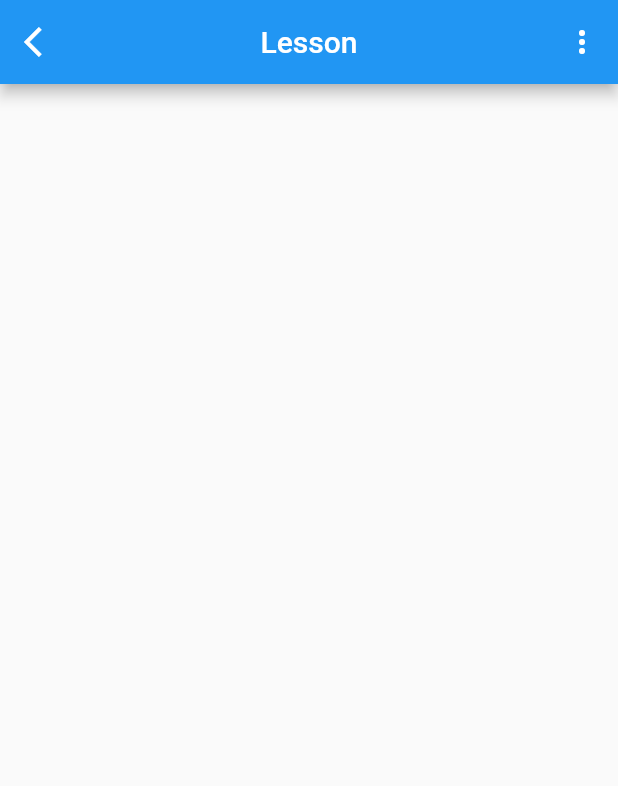
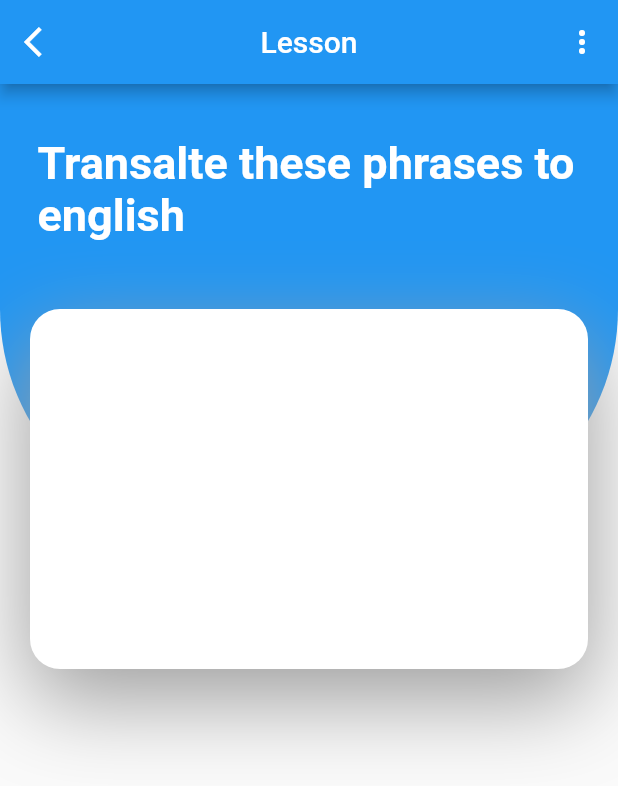
Before and after one commit to safrurozaky/flutter-lesson, a Flutter app: the screen it shows after launch, on a phone screen of 412 x 824 dp. Shown: the top 786 px of the screen. Run offline on Flutter 3.47's test engine with Material 2 defaults, Android fonts, the phone set to English and light mode, and no system bars.

Commit message:
update bagian stack

```diff
--- a/lib/main.dart
+++ b/lib/main.dart
@@ -1,3 +1,5 @@
+// ignore_for_file: prefer_const_constructors
+
 import 'package:flutter/material.dart';
 
 void main() {
@@ -27,13 +29,58 @@ class _MyWidgetState extends State<MyWidget> {
   Widget build(BuildContext context) {
     return Scaffold(
       appBar: AppBar(
+        backgroundColor: Colors.blue,
         centerTitle: true,
-        leading: Icon(Icons.arrow_back_ios),
+        leading: Icon(Icons.arrow_back_ios), //icon back kurang dari
         title: Text('Lesson'),
         actions: [
           IconButton(
             onPressed: () {},
-            icon: Icon(Icons.more_vert_outlined),
+            icon: Icon(Icons.more_vert_outlined), //icon setting titik 3
+          ),
+        ],
+      ),
+      body: Stack(
+        children: <Widget>[
+          Container(
+            height: 300,
+            decoration: BoxDecoration(
+              color: Colors.blue,
+              borderRadius: BorderRadius.only(
+                bottomLeft: Radius.elliptical(150, 150),
+                bottomRight: Radius.elliptical(150, 150),
+              ),
+            ),
+          ),
+          //membuat tulisan dan dikasih jarak vertikal dan horizontalnya
+          Padding(
+            padding:
+                const EdgeInsets.symmetric(vertical: 35.0, horizontal: 25.0),
+            child: Text(
+              'Transalte these phrases to english',
+              style: TextStyle(
+                fontSize: 30,
+                fontWeight: FontWeight.bold,
+                color: Colors.white,
+              ),
+            ),
+          ),
+          //membuat box kotak yang di tumpuk ke stack, dengan disesuaikan jarak marginnya
+          Container(
+            margin: EdgeInsets.symmetric(vertical: 150, horizontal: 20),
+            height: 240,
+            decoration: BoxDecoration(
+              color: Colors.white,
+              borderRadius: BorderRadius.circular(20),
+              boxShadow: const [
+                BoxShadow(
+                  color: Colors.grey,
+                  spreadRadius: .2,
+                  blurRadius: 50,
+                  offset: Offset(0, 20), // untuk rubah posisi shadow
+                ),
+              ],
+            ),
           ),
         ],
       ),
```
